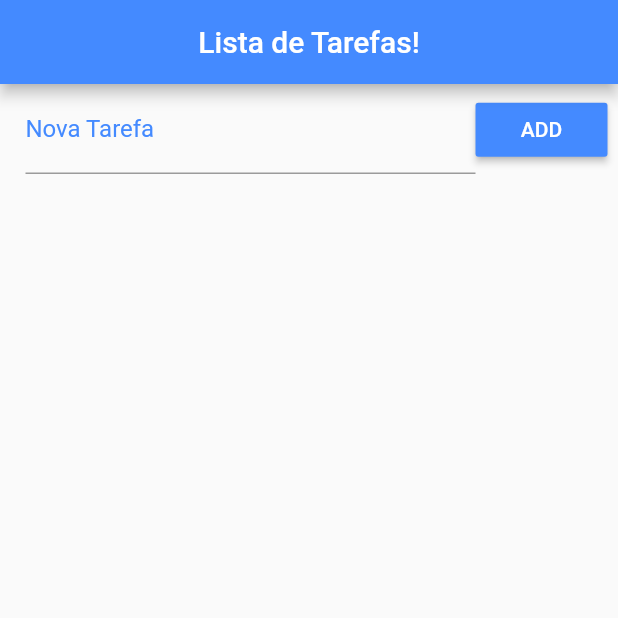
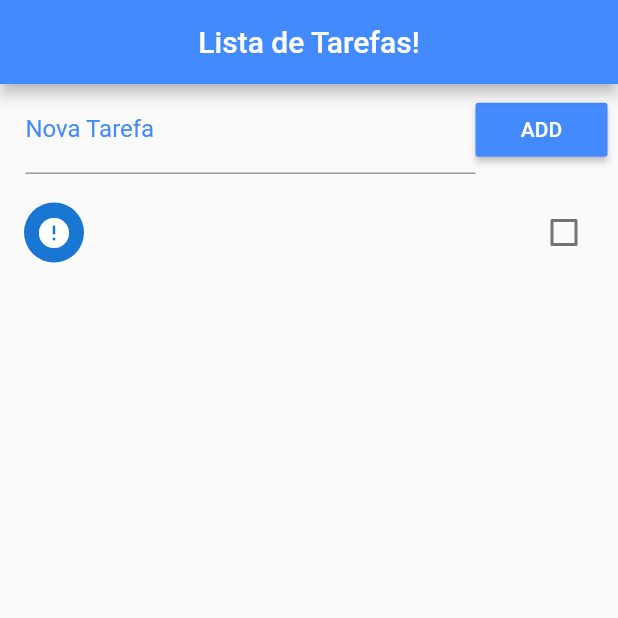
Before and after one commit to Adailton90/Flutter-Lista-de-Tarefas, a Flutter app: the screen it shows after launch, after a tap on "ADD", on a phone screen of 412 x 824 dp, the top half of it. Run offline on Flutter 3.47's test engine with Material 2 defaults, Android fonts, the phone set to English and light mode, and no system bars.

Commit message:
funções e tela

```diff
--- a/lib/main.dart
+++ b/lib/main.dart
@@ -17,7 +17,30 @@ class Home extends StatefulWidget {
 
 class _HomeState extends State<Home> {
 
+  final _toDoController = TextEditingController();
   List _toDoList = [];
+
+  @override
+  void initState(){
+    super.initState();
+
+    _readData().then((data){
+      setState(() {
+        _toDoList = json.decode(data);
+      });
+    });
+  }
+
+  void _addToDo(){
+    setState(() {
+      Map<String, dynamic> newToDo = Map();
+      newToDo["title"] = _toDoController.text;
+      _toDoController.text = "";
+      newToDo["ok"] = false;
+      _toDoList.add(newToDo);
+      _saveData();
+    });
+  }
 
   @override
   Widget build(BuildContext context) {
@@ -35,22 +58,58 @@ class _HomeState extends State<Home> {
               children: <Widget>[
                 Expanded(
                   child: TextField(
+                    controller: _toDoController,
                     decoration: InputDecoration(
                     labelText: "Nova Tarefa",
                     labelStyle: TextStyle(color: Colors.blueAccent),
+                    ),
                   ),
-                ),
                 ),
                 RaisedButton(
                   color: Colors.blueAccent,
                   child:  Text("ADD"),
                   textColor: Colors.white,
-                  onPressed: (){},
+                  onPressed: _addToDo,
                 ),
               ],
             ),
           ),
+          Expanded(
+            child: ListView.builder(
+              padding: EdgeInsets.only(top: 10.0),
+              itemCount: _toDoList.length,
+              itemBuilder:buildItem
+              ),
+          ),
         ],
+      ),
+    );
+  }
+
+  Widget buildItem(context, index){
+    return Dismissible(
+      key: Key(DateTime.now().millisecondsSinceEpoch.toString()),
+      background: Container(
+        color: Colors.red,
+        child: Align(
+          alignment: Alignment(-0.9, 0.0),
+          child: Icon(Icons.delete, color: Colors.white,),
+        ),
+      ),
+      direction: DismissDirection.startToEnd,
+      child: CheckboxListTile(
+        title: Text(_toDoList[index]["title"]),
+        value: _toDoList[index]["ok"],
+        secondary: CircleAvatar(
+          child: Icon(_toDoList[index]["ok"] ? Icons.check : Icons.error,
+          ),
+        ),
+        onChanged: (c){
+          setState(() {
+            _toDoList[index]["ok"] = c;
+            _saveData();
+          });
+        },
       ),
     );
   }
```
